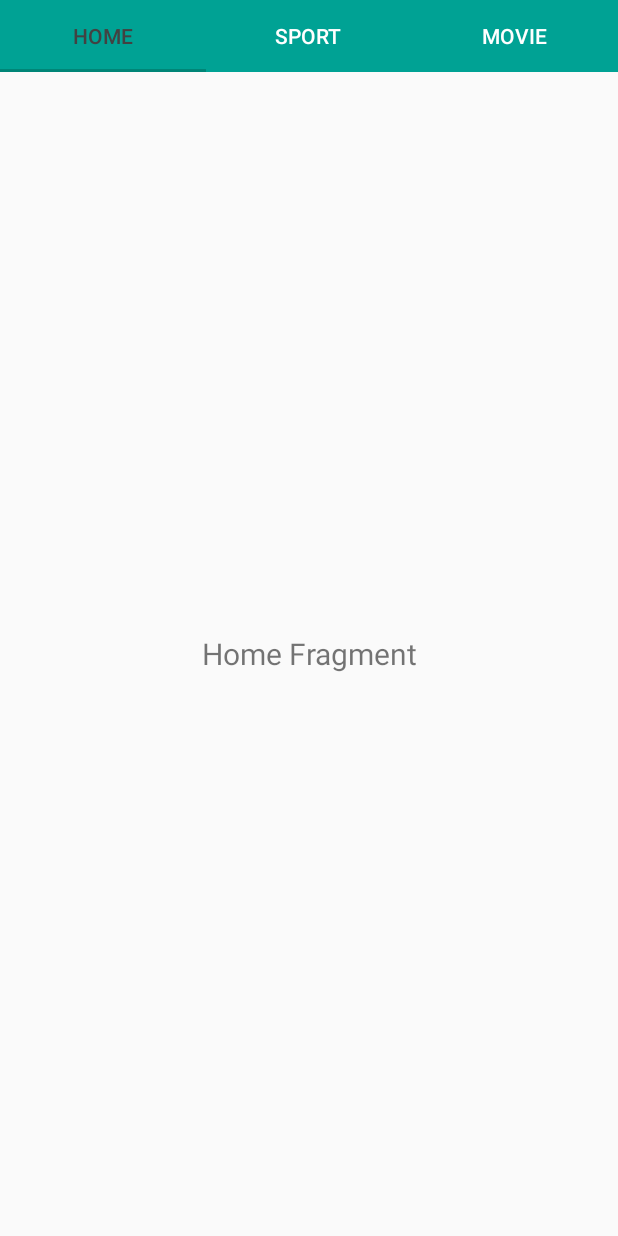
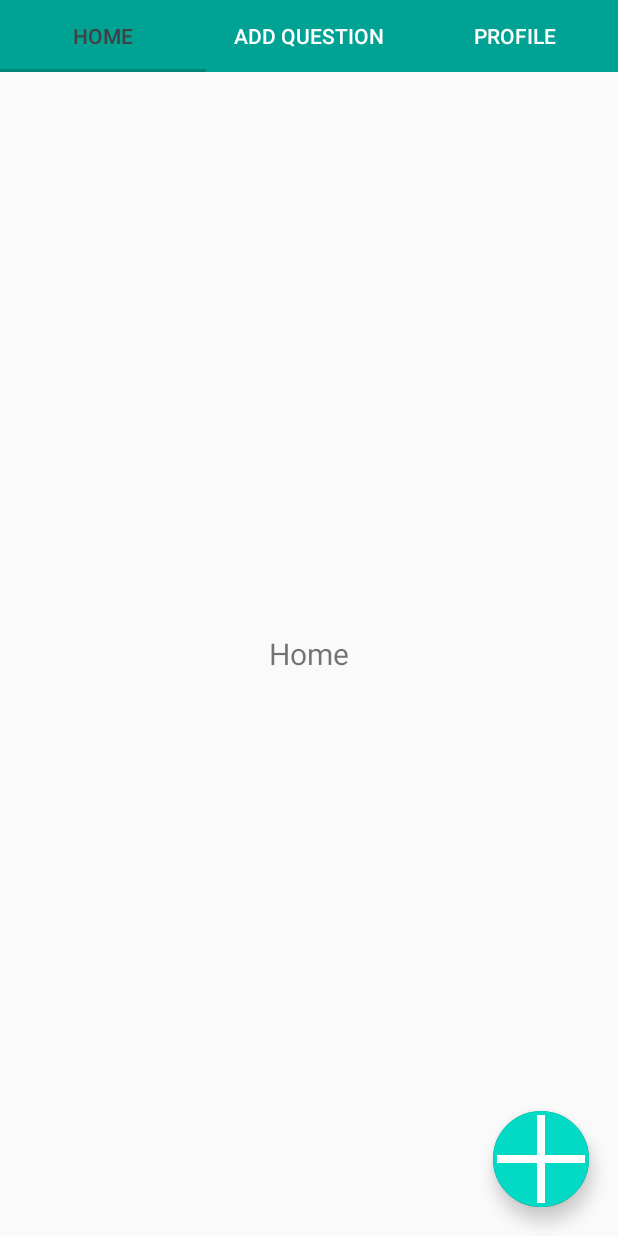
Before and after one commit to Fthictn/Orderly-Android-Client, an Android app: the HomeFragment screen opened directly, with no data from a screen before it, on a phone screen of 412 x 824 dp. Run offline under Robolectric (Android 15) with nearby library versions, the phone set to English and light mode, and no system bars.

Commit message:
floating button added

```diff
--- a/app/src/main/java/com/fethicectin/orderly/Activities/MainActivity.kt
+++ b/app/src/main/java/com/fethicectin/orderly/Activities/MainActivity.kt
@@ -17,9 +17,9 @@ class MainActivity : AppCompatActivity() {
         tabLayout = findViewById<TabLayout>(R.id.tabLayout)
         viewPager = findViewById<ViewPager>(R.id.viewPager)
 
-        tabLayout!!.addTab(tabLayout!!.newTab().setText("Home"))
-        tabLayout!!.addTab(tabLayout!!.newTab().setText("Sport"))
-        tabLayout!!.addTab(tabLayout!!.newTab().setText("Movie"))
+        tabLayout!!.addTab(tabLayout!!.newTab().setText(R.string.home_page))
+        tabLayout!!.addTab(tabLayout!!.newTab().setText(R.string.addquestion_page))
+        tabLayout!!.addTab(tabLayout!!.newTab().setText(R.string.profile_page))
         tabLayout!!.tabGravity = TabLayout.GRAVITY_FILL
 
         val adapter = MainTabAdapter(this, supportFragmentManager, tabLayout!!.tabCount)
--- a/app/src/main/java/com/fethicectin/orderly/Fragments/MovieFragment.kt
+++ b/app/src/main/java/com/fethicectin/orderly/Fragments/AddQuestionFragment.kt
@@ -7,10 +7,10 @@ import android.view.View
 import android.view.ViewGroup
 import com.fethicectin.orderly.R
 
-class MovieFragment : Fragment() {
+class AddQuestionFragment : Fragment() {
 
     override fun onCreateView(inflater: LayoutInflater, container: ViewGroup?, savedInstanceState: Bundle?): View? {
-        return inflater.inflate(R.layout.fragment_movie, container, false)
+        return inflater.inflate(R.layout.fragment_addquestion, container, false)
     }
 
 }
--- a/app/src/main/java/com/fethicectin/orderly/Fragments/HomeFragment.kt
+++ b/app/src/main/java/com/fethicectin/orderly/Fragments/HomeFragment.kt
@@ -1,16 +1,38 @@
 package com.fethicectin.orderly.Fragments
 
 import android.os.Bundle
-import androidx.fragment.app.Fragment
 import android.view.LayoutInflater
 import android.view.View
 import android.view.ViewGroup
+import androidx.fragment.app.Fragment
+import androidx.viewpager.widget.ViewPager
 import com.fethicectin.orderly.R
+import com.google.android.material.floatingactionbutton.FloatingActionButton
+import com.google.android.material.tabs.TabLayout
+
 
 class HomeFragment : Fragment() {
+    var tabLayout: TabLayout? = null
+    var viewPager: ViewPager? = null
+    override fun onCreateView(inflater: LayoutInflater, container: ViewGroup?, savedInstanceState: Bundle?): View? {
 
-    override fun onCreateView(inflater: LayoutInflater, container: ViewGroup?, savedInstanceState: Bundle?): View? {
         return inflater.inflate(R.layout.fragment_home, container, false)
+
+    }
+
+    override fun onActivityCreated(savedInstanceState: Bundle?) {
+        super.onActivityCreated(savedInstanceState)
+
+        val addQuestionButton = view?.findViewById<FloatingActionButton>(R.id.addQuestionButton)
+
+        addQuestionButton?.setOnClickListener {
+            tabLayout = activity?.findViewById<TabLayout>(R.id.tabLayout)
+            viewPager = activity?.findViewById<ViewPager>(R.id.viewPager)
+
+            tabLayout?.setScrollPosition(1,0f,true)
+            viewPager?.setCurrentItem(1);
+        }
+
     }
 
 }
--- a/app/src/main/java/com/fethicectin/orderly/Fragments/SportFragment.kt
+++ b/app/src/main/java/com/fethicectin/orderly/Fragments/ProfileFragment.kt
@@ -7,10 +7,10 @@ import android.view.View
 import android.view.ViewGroup
 import com.fethicectin.orderly.R
 
-class SportFragment : Fragment() {
+class ProfileFragment : Fragment() {
 
     override fun onCreateView(inflater: LayoutInflater, container: ViewGroup?, savedInstanceState: Bundle?): View? {
-        return inflater.inflate(R.layout.fragment_sport, container, false)
+        return inflater.inflate(R.layout.fragment_profile, container, false)
     }
 
 }
--- a/app/src/main/java/com/fethicectin/orderly/Utils/MainTabAdapter.kt
+++ b/app/src/main/java/com/fethicectin/orderly/Utils/MainTabAdapter.kt
@@ -5,30 +5,26 @@ import androidx.fragment.app.Fragment
 import androidx.fragment.app.FragmentManager
 import androidx.fragment.app.FragmentPagerAdapter
 import com.fethicectin.orderly.Fragments.HomeFragment
-import com.fethicectin.orderly.Fragments.MovieFragment
-import com.fethicectin.orderly.Fragments.SportFragment
+import com.fethicectin.orderly.Fragments.ProfileFragment
+import com.fethicectin.orderly.Fragments.AddQuestionFragment
 
-class MainTabAdapter(private val myContext: Context, fm: FragmentManager, internal var totalTabs: Int) : FragmentPagerAdapter(fm) {
+class MainTabAdapter(private val context: Context, fragmentManager: FragmentManager, internal var totalTabs: Int) : FragmentPagerAdapter(fragmentManager) {
 
-    // this is for fragment tabs
     override fun getItem(position: Int): Fragment {
         when (position) {
             0 -> {
-                //  val homeFragment: HomeFragment = HomeFragment()
                 return HomeFragment()
             }
             1 -> {
-                return SportFragment()
+                return AddQuestionFragment()
             }
             2 -> {
-                // val movieFragment = MovieFragment()
-                return MovieFragment()
+                return ProfileFragment()
             }
             else -> return HomeFragment()
         }
     }
 
-    // this counts total number of tabs
     override fun getCount(): Int {
         return totalTabs
     }
--- /dev/null
+++ b/app/src/main/res/drawable/floating_button_drawable.xml
@@ -0,0 +1,24 @@
+<?xml version="1.0" encoding="utf-8"?>
+<layer-list xmlns:android="http://schemas.android.com/apk/res/android">
+    <item>
+        <shape android:shape="oval">
+            <solid android:color="@color/colorAccent"/>
+        </shape>
+    </item>
+    <item>
+        <shape android:shape="line">
+            <stroke android:width="5dp" android:color="@android:color/white" />
+        </shape>
+    </item>
+    <item>
+        <rotate
+            android:fromDegrees="90"
+            android:pivotX="50%"
+            android:pivotY="50%"
+            android:toDegrees="-90">
+            <shape android:shape="line">
+                <stroke android:width="5dp" android:color="@android:color/white" />
+            </shape>
+        </rotate>
+    </item>
+</layer-list>
--- a/app/src/main/res/layout/activity_main.xml
+++ b/app/src/main/res/layout/activity_main.xml
@@ -15,17 +15,12 @@
         android:layout_height="wrap_content"
         android:background="#00a294"
         app:tabTextColor="@android:color/background_light"
-        app:tabSelectedTextColor="@color/cardview_dark_background">
-
-    </com.google.android.material.tabs.TabLayout>
+        app:tabSelectedTextColor="@color/cardview_dark_background"/>
 
     <androidx.viewpager.widget.ViewPager
         android:id="@+id/viewPager"
         android:layout_width="match_parent"
         android:layout_height="wrap_content"
-        app:layout_constraintTop_toBottomOf="@+id/tabLayout">
-
-    </androidx.viewpager.widget.ViewPager>
-
+        app:layout_constraintTop_toBottomOf="@+id/tabLayout"/>
 
 </LinearLayout>
--- a/app/src/main/res/layout/fragment_sport.xml
+++ b/app/src/main/res/layout/fragment_addquestion.xml
@@ -2,11 +2,11 @@
 <FrameLayout xmlns:android="http://schemas.android.com/apk/res/android"
     android:layout_width="match_parent"
     android:layout_height="match_parent">
-    <!-- TODO: Update blank fragment layout -->
+
     <TextView
         android:layout_width="match_parent"
         android:layout_height="match_parent"
         android:gravity="center"
         android:textSize="20sp"
-        android:text="@string/sport_fragment" />
+        android:text="@string/addquestion_page" />
 </FrameLayout>
--- a/app/src/main/res/layout/fragment_home.xml
+++ b/app/src/main/res/layout/fragment_home.xml
@@ -1,11 +1,24 @@
 <?xml version="1.0" encoding="utf-8"?>
 <FrameLayout xmlns:android="http://schemas.android.com/apk/res/android"
     android:layout_width="match_parent"
-    android:layout_height="match_parent">
+    android:layout_height="match_parent"
+    xmlns:app="http://schemas.android.com/apk/res-auto">
     <TextView
         android:layout_width="match_parent"
         android:layout_height="match_parent"
         android:gravity="center"
         android:textSize="20sp"
-        android:text="@string/home_fragment" />
+        android:text="@string/home_page" />
+
+    <com.google.android.material.floatingactionbutton.FloatingActionButton
+        android:id="@+id/addQuestionButton"
+        android:layout_width="wrap_content"
+        android:layout_height="wrap_content"
+        android:layout_gravity="end|bottom"
+        android:src="@drawable/floating_button_drawable"
+        android:contentDescription="@string/floating_button_description"
+        android:layout_margin="19dp"
+        app:fabCustomSize="64dp"
+        app:maxImageSize="64dp"
+        />
 </FrameLayout>
--- a/app/src/main/res/layout/fragment_movie.xml
+++ b/app/src/main/res/layout/fragment_profile.xml
@@ -3,12 +3,11 @@
     android:layout_width="match_parent"
     android:layout_height="match_parent">
 
-    <!-- TODO: Update blank fragment layout -->
     <TextView
         android:layout_width="match_parent"
         android:layout_height="match_parent"
         android:gravity="center"
         android:textSize="20sp"
-        android:text="@string/movie_fragment" />
+        android:text="@string/profile_page" />
 
 </FrameLayout>
--- a/app/src/main/res/values/strings.xml
+++ b/app/src/main/res/values/strings.xml
@@ -18,11 +18,11 @@
     <string name="project_code_text">project code</string>
 
 
-    <string name="home_fragment">Home Fragment</string>
-    <string name="sport_fragment">Sport Fragment</string>
-    <string name="movie_fragment">Movie Fragment</string>
-    <!-- TODO: Remove or change this placeholder text -->
-    <string name="hello_blank_fragment">Hello blank fragment</string>
+    <string name="home_page">Home</string>
+    <string name="addquestion_page">Add Question</string>
+    <string name="profile_page">Profile</string>
 
+    <!--Floating button explanation-->
+    <string name="floating_button_description">Add new question</string>
 
 </resources>
```
